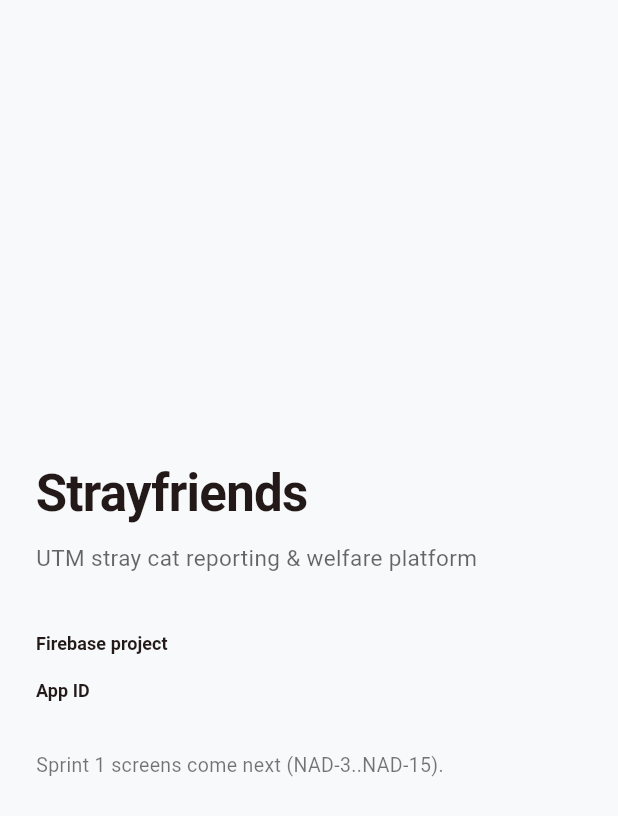
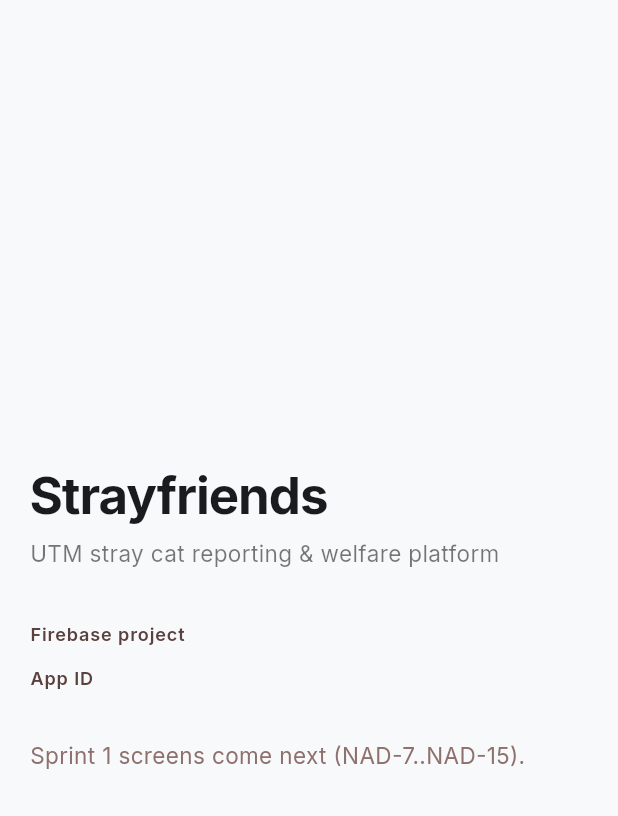
Before and after one commit to muzzz20/NoName-App-Dev, a Flutter app: the screen it shows after launch, on a phone screen of 412 x 824 dp. Shown: the top 816 px of the screen. Run offline on Flutter 3.47's test engine with Material 3 defaults, Android fonts, the phone set to English and light mode, and no system bars; our stand-ins replace firebase_core, google_fonts; accounts and stored records are empty.

Commit message:
NAD-3: design system as Flutter ThemeData
Translate /AD/design-reference/DESIGN.md (Humane Modernity) into a typed
Flutter theme spec. Single source of truth for colors / typography /
spacing / radii / component styles. All hex values match DESIGN.md exactly.

New files in lib/core/theme/:
- app_colors.dart      M3-style ColorScheme tokens (UTM Maroon primary,
                       Warm Cream surface, Emergency Red error)
- app_spacing.dart     4px baseline + AppSpacing (20px page padding,
                       16px gutter) and AppRadius (12 / 16 / 24 / pill)
- app_text.dart        Inter font scale via google_fonts (display-lg
                       through label-caps), maps to Material TextTheme
- app_theme.dart       AppTheme.light ThemeData: ElevatedButton (Maroon,
                       48pt min height), Card (16px radius, cream border),
                       InputDecoration (gray fill → Maroon 1.5px on focus),
                       Chip (pill), Glass nav baseline

Added google_fonts package for Inter (downloaded at runtime).

main.dart refactored to use AppTheme.light + AppText / AppSpacing tokens.
Bootstrap screen now renders with the actual design system.

Follow-ups for Khalief (out of scope for this commit):
- Logo asset (SVG + PNG variants for splash + about screen)
- App icon (1024x1024 base, generate per-platform via flutter_launcher_icons)
- Dark theme variant (DESIGN.md only specifies light tokens)

Co-Authored-By: Claude Opus 4.7 (1M context) <noreply@anthropic.com>

```diff
--- /dev/null
+++ b/lib/core/theme/app_colors.dart
@@ -0,0 +1,77 @@
+import 'package:flutter/material.dart';
+
+/// Strayfriends color palette — "Humane Modernity" design system.
+///
+/// Source: `/AD/design-reference/DESIGN.md` (frontmatter `colors:` block).
+/// All hex values must match DESIGN.md exactly. If you need a new color,
+/// add it to DESIGN.md first.
+class AppColors {
+  AppColors._();
+
+  // --- Surfaces (warm cream foundation) ---
+  static const surface = Color(0xFFF8F9FB);
+  static const surfaceDim = Color(0xFFD9DADC);
+  static const surfaceBright = Color(0xFFF8F9FB);
+  static const surfaceContainerLowest = Color(0xFFFFFFFF);
+  static const surfaceContainerLow = Color(0xFFF3F4F6);
+  static const surfaceContainer = Color(0xFFEDEEF0);
+  static const surfaceContainerHigh = Color(0xFFE7E8EA);
+  static const surfaceContainerHighest = Color(0xFFE1E2E4);
+  static const surfaceVariant = Color(0xFFE1E2E4);
+  static const surfaceTint = Color(0xFFB22B1D);
+  static const background = Color(0xFFF8F9FB);
+
+  static const onSurface = Color(0xFF191C1E);
+  static const onSurfaceVariant = Color(0xFF5A413D);
+  static const onBackground = Color(0xFF191C1E);
+  static const inverseSurface = Color(0xFF2E3132);
+  static const inverseOnSurface = Color(0xFFF0F1F3);
+
+  // --- Primary (UTM Maroon) ---
+  static const primary = Color(0xFF570000);
+  static const onPrimary = Color(0xFFFFFFFF);
+  static const primaryContainer = Color(0xFF800000);
+  static const onPrimaryContainer = Color(0xFFFF8371);
+  static const inversePrimary = Color(0xFFFFB4A8);
+  static const primaryFixed = Color(0xFFFFDAD4);
+  static const primaryFixedDim = Color(0xFFFFB4A8);
+  static const onPrimaryFixed = Color(0xFF410000);
+  static const onPrimaryFixedVariant = Color(0xFF8F0F07);
+
+  // --- Secondary (Soft Beige neutral) ---
+  static const secondary = Color(0xFF605E5B);
+  static const onSecondary = Color(0xFFFFFFFF);
+  static const secondaryContainer = Color(0xFFE6E2DD);
+  static const onSecondaryContainer = Color(0xFF666460);
+  static const secondaryFixed = Color(0xFFE6E2DD);
+  static const secondaryFixedDim = Color(0xFFC9C6C1);
+  static const onSecondaryFixed = Color(0xFF1C1C19);
+  static const onSecondaryFixedVariant = Color(0xFF484743);
+
+  // --- Tertiary (Dark earth) ---
+  static const tertiary = Color(0xFF2A2620);
+  static const onTertiary = Color(0xFFFFFFFF);
+  static const tertiaryContainer = Color(0xFF403C35);
+  static const onTertiaryContainer = Color(0xFFADA69D);
+  static const tertiaryFixed = Color(0xFFE9E1D7);
+  static const tertiaryFixedDim = Color(0xFFCDC5BC);
+  static const onTertiaryFixed = Color(0xFF1E1B15);
+  static const onTertiaryFixedVariant = Color(0xFF4A463F);
+
+  // --- Error / Emergency ---
+  static const error = Color(0xFFBA1A1A);
+  static const onError = Color(0xFFFFFFFF);
+  static const errorContainer = Color(0xFFFFDAD6);
+  static const onErrorContainer = Color(0xFF93000A);
+
+  // --- Outlines ---
+  static const outline = Color(0xFF8E706C);
+  static const outlineVariant = Color(0xFFE2BFB9);
+
+  // --- Semantic aliases ---
+  /// Reserved strictly for high-priority alerts (injured animals, urgent reports).
+  static const emergency = error;
+
+  /// Card border tint per DESIGN.md "Cards & Bento Grid".
+  static const cardBorder = Color(0xFFEFE7DD);
+}
--- /dev/null
+++ b/lib/core/theme/app_spacing.dart
@@ -0,0 +1,54 @@
+import 'package:flutter/material.dart';
+
+/// Spacing scale from DESIGN.md — 4px baseline rhythm.
+///
+/// - Page margins: `containerPadding` (20px, intentionally wider than Material's 16px)
+/// - Grid gutters: `gutter` (16px)
+/// - Vertical stacks: `stackSm` / `stackMd` / `stackLg`
+class AppSpacing {
+  AppSpacing._();
+
+  static const double unit = 4;
+
+  /// Standard mobile page margin (DESIGN.md: 20px for "calm vibe").
+  static const double containerPadding = 20;
+
+  /// Gap between grid items.
+  static const double gutter = 16;
+
+  static const double stackXs = 4;
+  static const double stackSm = 8;
+  static const double stackMd = 16;
+  static const double stackLg = 24;
+  static const double stackXl = 32;
+
+  /// Default `EdgeInsets.all(containerPadding)` for page roots.
+  static const EdgeInsets pagePadding = EdgeInsets.all(containerPadding);
+
+  static const EdgeInsets horizontalPagePadding =
+      EdgeInsets.symmetric(horizontal: containerPadding);
+}
+
+/// Border radius scale.
+///
+/// - `sm` (4): pills/chips inner
+/// - `md` (12): buttons, inputs
+/// - `lg` (16): cards, primary containers
+/// - `xl` (24): hero cards
+/// - `full` (9999): pill chips, status tags
+class AppRadius {
+  AppRadius._();
+
+  static const double sm = 4;
+  static const double md = 12;
+  static const double lg = 16;
+  static const double xl = 24;
+  static const double full = 9999;
+
+  static const BorderRadius cardRadius = BorderRadius.all(Radius.circular(lg));
+  static const BorderRadius buttonRadius =
+      BorderRadius.all(Radius.circular(md));
+  static const BorderRadius inputRadius = BorderRadius.all(Radius.circular(md));
+  static const BorderRadius pillRadius =
+      BorderRadius.all(Radius.circular(full));
+}
--- /dev/null
+++ b/lib/core/theme/app_text.dart
@@ -0,0 +1,87 @@
+import 'package:flutter/material.dart';
+import 'package:google_fonts/google_fonts.dart';
+
+import 'app_colors.dart';
+
+/// Typography scale from DESIGN.md (Inter font, mobile-first).
+///
+/// Naming follows the DESIGN.md frontmatter keys exactly:
+/// `display-lg`, `headline-md`, `title-sm`, `body-base`, `body-sm`, `label-caps`.
+class AppText {
+  AppText._();
+
+  static TextStyle get displayLg => GoogleFonts.inter(
+        fontSize: 34,
+        fontWeight: FontWeight.w700,
+        height: 41 / 34,
+        letterSpacing: -0.02 * 34,
+        color: AppColors.onSurface,
+      );
+
+  static TextStyle get headlineMd => GoogleFonts.inter(
+        fontSize: 24,
+        fontWeight: FontWeight.w600,
+        height: 30 / 24,
+        letterSpacing: -0.01 * 24,
+        color: AppColors.onSurface,
+      );
+
+  static TextStyle get titleSm => GoogleFonts.inter(
+        fontSize: 20,
+        fontWeight: FontWeight.w600,
+        height: 25 / 20,
+        color: AppColors.onSurface,
+      );
+
+  static TextStyle get bodyBase => GoogleFonts.inter(
+        fontSize: 17,
+        fontWeight: FontWeight.w400,
+        height: 24 / 17,
+        color: AppColors.onSurface,
+      );
+
+  static TextStyle get bodySm => GoogleFonts.inter(
+        fontSize: 15,
+        fontWeight: FontWeight.w400,
+        height: 21 / 15,
+        color: AppColors.onSurface,
+      );
+
+  /// Uppercase metadata labels (chips, small tags).
+  static TextStyle get labelCaps => GoogleFonts.inter(
+        fontSize: 12,
+        fontWeight: FontWeight.w600,
+        height: 16 / 12,
+        letterSpacing: 0.05 * 12,
+        color: AppColors.onSurfaceVariant,
+      );
+
+  /// Build a Material 3 [TextTheme] from the design tokens.
+  ///
+  /// Mapping rationale (DESIGN.md naming → Material naming):
+  /// - `display-lg`  → displayMedium  (we don't define displayLarge/Small)
+  /// - `headline-md` → headlineMedium
+  /// - `title-sm`    → titleLarge      (DESIGN.md "title-sm" is what M3 calls titleLarge in scale)
+  /// - `body-base`   → bodyLarge       (17px is the "comfortable read" size)
+  /// - `body-sm`     → bodyMedium
+  /// - `label-caps`  → labelSmall      (uppercase tags)
+  static TextTheme buildTextTheme() {
+    return TextTheme(
+      displayLarge: displayLg,
+      displayMedium: displayLg,
+      displaySmall: headlineMd,
+      headlineLarge: headlineMd,
+      headlineMedium: headlineMd,
+      headlineSmall: titleSm,
+      titleLarge: titleSm,
+      titleMedium: titleSm,
+      titleSmall: titleSm,
+      bodyLarge: bodyBase,
+      bodyMedium: bodySm,
+      bodySmall: bodySm,
+      labelLarge: labelCaps,
+      labelMedium: labelCaps,
+      labelSmall: labelCaps,
+    );
+  }
+}
--- /dev/null
+++ b/lib/core/theme/app_theme.dart
@@ -0,0 +1,191 @@
+import 'package:flutter/material.dart';
+
+import 'app_colors.dart';
+import 'app_spacing.dart';
+import 'app_text.dart';
+
+/// Strayfriends "Humane Modernity" theme — single source of truth for visual
+/// styling. Wire via `MaterialApp(theme: AppTheme.light)`.
+///
+/// Component themes (buttons / cards / inputs) implement DESIGN.md spec:
+/// - Primary buttons: UTM Maroon, 48px min height
+/// - Cards: 16px radius, soft cream border (`AppColors.cardBorder`)
+/// - Inputs: gray fill default → Maroon 1.5px border on focus
+/// - Pill chips: fully rounded
+class AppTheme {
+  AppTheme._();
+
+  static ThemeData get light {
+    const colorScheme = ColorScheme(
+      brightness: Brightness.light,
+      primary: AppColors.primary,
+      onPrimary: AppColors.onPrimary,
+      primaryContainer: AppColors.primaryContainer,
+      onPrimaryContainer: AppColors.onPrimaryContainer,
+      secondary: AppColors.secondary,
+      onSecondary: AppColors.onSecondary,
+      secondaryContainer: AppColors.secondaryContainer,
+      onSecondaryContainer: AppColors.onSecondaryContainer,
+      tertiary: AppColors.tertiary,
+      onTertiary: AppColors.onTertiary,
+      tertiaryContainer: AppColors.tertiaryContainer,
+      onTertiaryContainer: AppColors.onTertiaryContainer,
+      error: AppColors.error,
+      onError: AppColors.onError,
+      errorContainer: AppColors.errorContainer,
+      onErrorContainer: AppColors.onErrorContainer,
+      surface: AppColors.surface,
+      onSurface: AppColors.onSurface,
+      surfaceContainerHighest: AppColors.surfaceContainerHighest,
+      surfaceContainerHigh: AppColors.surfaceContainerHigh,
+      surfaceContainer: AppColors.surfaceContainer,
+      surfaceContainerLow: AppColors.surfaceContainerLow,
+      surfaceContainerLowest: AppColors.surfaceContainerLowest,
+      surfaceTint: AppColors.surfaceTint,
+      inverseSurface: AppColors.inverseSurface,
+      onInverseSurface: AppColors.inverseOnSurface,
+      inversePrimary: AppColors.inversePrimary,
+      outline: AppColors.outline,
+      outlineVariant: AppColors.outlineVariant,
+    );
+
+    return ThemeData(
+      useMaterial3: true,
+      colorScheme: colorScheme,
+      scaffoldBackgroundColor: AppColors.background,
+      textTheme: AppText.buildTextTheme(),
+
+      // --- Buttons ---
+      elevatedButtonTheme: ElevatedButtonThemeData(
+        style: ElevatedButton.styleFrom(
+          backgroundColor: AppColors.primary,
+          foregroundColor: AppColors.onPrimary,
+          minimumSize: const Size(double.infinity, 48),
+          padding: const EdgeInsets.symmetric(
+            horizontal: AppSpacing.stackLg,
+            vertical: AppSpacing.stackMd,
+          ),
+          shape: const RoundedRectangleBorder(
+            borderRadius: AppRadius.buttonRadius,
+          ),
+          textStyle: AppText.bodyBase.copyWith(fontWeight: FontWeight.w600),
+          elevation: 0,
+        ),
+      ),
+      textButtonTheme: TextButtonThemeData(
+        style: TextButton.styleFrom(
+          foregroundColor: AppColors.primary,
+          minimumSize: const Size(0, 48),
+          padding: const EdgeInsets.symmetric(horizontal: AppSpacing.stackMd),
+          shape: const RoundedRectangleBorder(
+            borderRadius: AppRadius.buttonRadius,
+          ),
+          textStyle: AppText.bodyBase.copyWith(fontWeight: FontWeight.w600),
+        ),
+      ),
+      outlinedButtonTheme: OutlinedButtonThemeData(
+        style: OutlinedButton.styleFrom(
+          foregroundColor: AppColors.primary,
+          minimumSize: const Size(double.infinity, 48),
+          side: const BorderSide(color: AppColors.primary, width: 1.5),
+          padding: const EdgeInsets.symmetric(
+            horizontal: AppSpacing.stackLg,
+            vertical: AppSpacing.stackMd,
+          ),
+          shape: const RoundedRectangleBorder(
+            borderRadius: AppRadius.buttonRadius,
+          ),
+          textStyle: AppText.bodyBase.copyWith(fontWeight: FontWeight.w600),
+        ),
+      ),
+
+      // --- Cards ---
+      cardTheme: CardThemeData(
+        color: AppColors.surfaceContainerLowest,
+        surfaceTintColor: Colors.transparent,
+        elevation: 0,
+        margin: EdgeInsets.zero,
+        shape: RoundedRectangleBorder(
+          borderRadius: AppRadius.cardRadius,
+          side: const BorderSide(color: AppColors.cardBorder, width: 1),
+        ),
+      ),
+
+      // --- Inputs ---
+      inputDecorationTheme: InputDecorationTheme(
+        filled: true,
+        fillColor: AppColors.surfaceContainerLow,
+        contentPadding: const EdgeInsets.symmetric(
+          horizontal: AppSpacing.stackMd,
+          vertical: AppSpacing.stackMd,
+        ),
+        border: OutlineInputBorder(
+          borderRadius: AppRadius.inputRadius,
+          borderSide: BorderSide.none,
+        ),
+        enabledBorder: OutlineInputBorder(
+          borderRadius: AppRadius.inputRadius,
+          borderSide: BorderSide.none,
+        ),
+        focusedBorder: OutlineInputBorder(
+          borderRadius: AppRadius.inputRadius,
+          borderSide: const BorderSide(color: AppColors.primary, width: 1.5),
+        ),
+        errorBorder: OutlineInputBorder(
+          borderRadius: AppRadius.inputRadius,
+          borderSide: const BorderSide(color: AppColors.error, width: 1.5),
+        ),
+        focusedErrorBorder: OutlineInputBorder(
+          borderRadius: AppRadius.inputRadius,
+          borderSide: const BorderSide(color: AppColors.error, width: 1.5),
+        ),
+        labelStyle: AppText.labelCaps,
+        hintStyle: AppText.bodySm.copyWith(color: AppColors.outline),
+      ),
+
+      // --- App bar (glassmorphic baseline — full glass effect requires backdrop blur per screen) ---
+      appBarTheme: AppBarTheme(
+        backgroundColor: AppColors.surface.withValues(alpha: 0.6),
+        foregroundColor: AppColors.onSurface,
+        surfaceTintColor: Colors.transparent,
+        elevation: 0,
+        scrolledUnderElevation: 0,
+        titleTextStyle: AppText.titleSm,
+      ),
+
+      // --- Bottom nav (glassmorphic per DESIGN.md "Glass Navigation") ---
+      bottomNavigationBarTheme: BottomNavigationBarThemeData(
+        backgroundColor: AppColors.surface.withValues(alpha: 0.6),
+        selectedItemColor: AppColors.primary,
+        unselectedItemColor: AppColors.outline,
+        type: BottomNavigationBarType.fixed,
+        selectedLabelStyle: AppText.labelCaps,
+        unselectedLabelStyle: AppText.labelCaps.copyWith(
+          color: AppColors.outline,
+        ),
+        elevation: 0,
+      ),
+
+      // --- Chips (pill style) ---
+      chipTheme: ChipThemeData(
+        backgroundColor: AppColors.secondaryContainer,
+        labelStyle: AppText.labelCaps,
+        side: BorderSide.none,
+        shape: const RoundedRectangleBorder(
+          borderRadius: AppRadius.pillRadius,
+        ),
+        padding: const EdgeInsets.symmetric(
+          horizontal: AppSpacing.stackMd,
+          vertical: AppSpacing.stackXs,
+        ),
+      ),
+
+      // --- Dividers ---
+      dividerTheme: const DividerThemeData(
+        color: AppColors.outlineVariant,
+        thickness: 1,
+        space: AppSpacing.stackMd,
+      ),
+    );
+  }
+}
--- a/lib/main.dart
+++ b/lib/main.dart
@@ -1,5 +1,10 @@
 import 'package:flutter/material.dart';
 import 'package:firebase_core/firebase_core.dart';
+
+import 'core/theme/app_colors.dart';
+import 'core/theme/app_spacing.dart';
+import 'core/theme/app_text.dart';
+import 'core/theme/app_theme.dart';
 import 'firebase_options.dart';
 
 Future<void> main() async {
@@ -18,14 +23,7 @@ class StrayfriendsApp extends StatelessWidget {
     return MaterialApp(
       title: 'Strayfriends',
       debugShowCheckedModeBanner: false,
-      theme: ThemeData(
-        useMaterial3: true,
-        colorScheme: ColorScheme.fromSeed(
-          seedColor: const Color(0xFF570000), // UTM Maroon (from DESIGN.md)
-          brightness: Brightness.light,
-        ),
-        scaffoldBackgroundColor: const Color(0xFFF8F9FB),
-      ),
+      theme: AppTheme.light,
       home: const _BootstrapScreen(),
     );
   }
@@ -40,34 +38,29 @@ class _BootstrapScreen extends StatelessWidget {
     return Scaffold(
       body: SafeArea(
         child: Padding(
-          padding: const EdgeInsets.all(24),
+          padding: AppSpacing.pagePadding,
           child: Column(
             mainAxisAlignment: MainAxisAlignment.center,
             crossAxisAlignment: CrossAxisAlignment.start,
             children: [
-              const Text(
-                'Strayfriends',
-                style: TextStyle(
-                  fontSize: 34,
-                  fontWeight: FontWeight.w700,
-                  letterSpacing: -0.5,
+              Text('Strayfriends', style: AppText.displayLg),
+              const SizedBox(height: AppSpacing.stackSm),
+              Text(
+                'UTM stray cat reporting & welfare platform',
+                style: AppText.bodySm.copyWith(
+                  color: AppColors.onSurface.withValues(alpha: 0.6),
                 ),
               ),
-              const SizedBox(height: 8),
+              const SizedBox(height: AppSpacing.stackXl),
+              _StatusRow(
+                label: 'Firebase project',
+                value: app.options.projectId,
+              ),
+              _StatusRow(label: 'App ID', value: app.options.appId),
+              const SizedBox(height: AppSpacing.stackLg),
               Text(
-                'UTM stray cat reporting & welfare platform',
-                style: TextStyle(
-                  fontSize: 15,
-                  color: Colors.black.withValues(alpha: 0.6),
-                ),
-              ),
-              const SizedBox(height: 32),
-              _StatusRow(label: 'Firebase project', value: app.options.projectId),
-              _StatusRow(label: 'App ID', value: app.options.appId),
-              const SizedBox(height: 24),
-              const Text(
-                'Sprint 1 screens come next (NAD-3..NAD-15).',
-                style: TextStyle(fontSize: 13, color: Colors.black54),
+                'Sprint 1 screens come next (NAD-7..NAD-15).',
+                style: AppText.bodySm.copyWith(color: AppColors.outline),
               ),
             ],
           ),
@@ -85,25 +78,15 @@ class _StatusRow extends StatelessWidget {
   @override
   Widget build(BuildContext context) {
     return Padding(
-      padding: const EdgeInsets.symmetric(vertical: 6),
+      padding: const EdgeInsets.symmetric(vertical: AppSpacing.stackXs),
       child: Row(
         crossAxisAlignment: CrossAxisAlignment.start,
         children: [
-          SizedBox(
-            width: 140,
-            child: Text(
-              label,
-              style: const TextStyle(
-                fontSize: 12,
-                fontWeight: FontWeight.w600,
-                letterSpacing: 0.05,
-              ),
-            ),
-          ),
+          SizedBox(width: 140, child: Text(label, style: AppText.labelCaps)),
           Expanded(
             child: Text(
               value,
-              style: const TextStyle(fontSize: 13, fontFamily: 'monospace'),
+              style: AppText.bodySm.copyWith(fontFamily: 'monospace'),
             ),
           ),
         ],
--- a/pubspec.yaml
+++ b/pubspec.yaml
@@ -38,6 +38,7 @@ dependencies:
   firebase_auth: ^6.5.0
   cloud_firestore: ^6.4.0
   supabase_flutter: ^2.12.4
+  google_fonts: ^8.1.0
 
 dev_dependencies:
   flutter_test:
```
Also changed, not shown: pubspec.lock.
